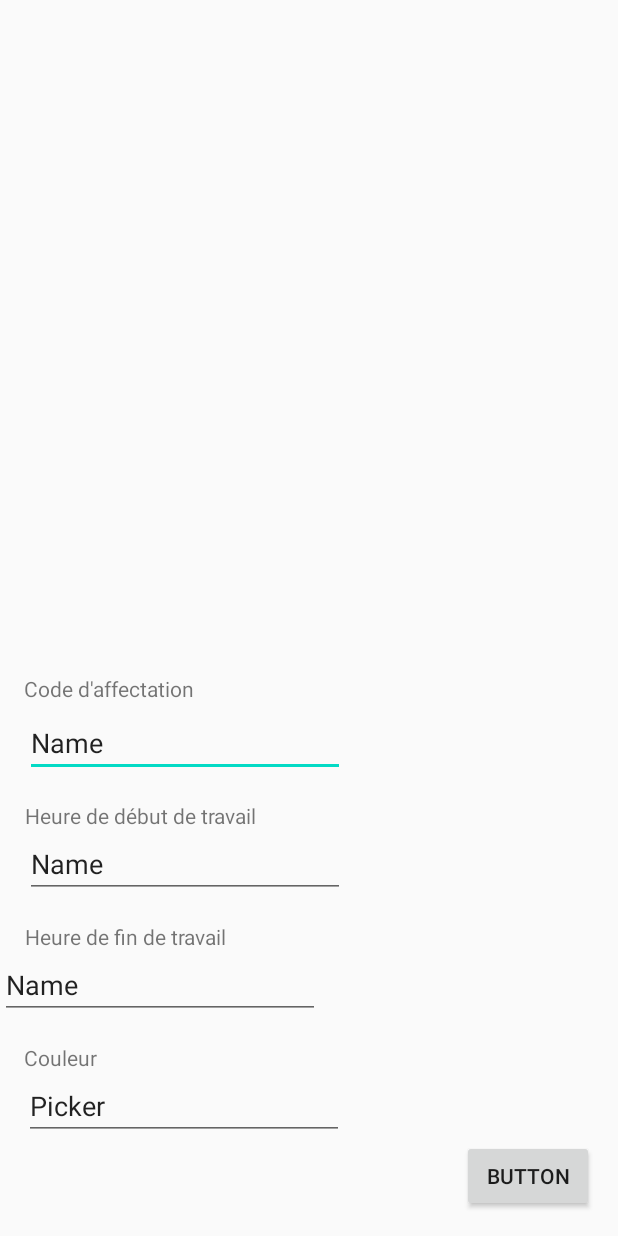
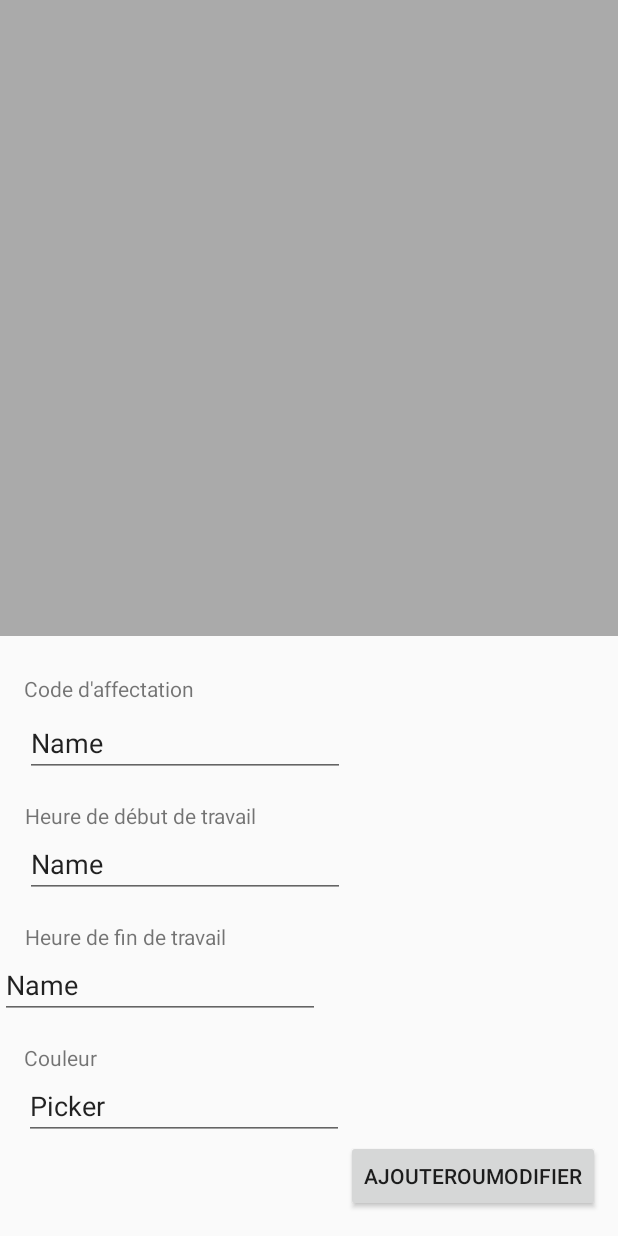
Before and after one commit to mrsolarius/bako, an Android app: the layout activity_code_settings.xml on its own in the app's theme, with its tools: preview values and no code run, on a phone screen of 412 x 824 dp. Run offline under Robolectric (Android 15) with nearby library versions, the phone set to English and light mode, and no system bars.

Commit message:
BAKO-47 update:settingsActivity

```diff
--- a/app/src/main/res/layout/activity_code_settings.xml
+++ b/app/src/main/res/layout/activity_code_settings.xml
@@ -5,6 +5,12 @@
     android:layout_width="match_parent"
     android:layout_height="match_parent"
     tools:context=".view.navigation.CodeSettings">
+
+    <androidx.recyclerview.widget.RecyclerView
+        android:layout_width="match_parent"
+        android:layout_height="match_parent"
+        android:layout_marginBottom="400dp"
+        android:background="@android:color/darker_gray" />
 
 
     <TextView
@@ -101,7 +107,7 @@
         android:layout_width="wrap_content"
         android:layout_height="wrap_content"
         android:layout_marginBottom="16dp"
-        android:text="Button"
+        android:text="AjouterOuModifier"
         app:layout_constraintBottom_toBottomOf="parent"
         app:layout_constraintEnd_toEndOf="parent"
         app:layout_constraintHorizontal_bias="0.95"
--- a/app/src/main/res/layout/activity_setting.xml
+++ b/app/src/main/res/layout/activity_setting.xml
@@ -5,7 +5,7 @@
     android:id="@+id/containerSettings"
     android:layout_width="match_parent"
     android:layout_height="match_parent"
-    tools:context=".view.navigation.fragment.SettingActivity">
+    tools:context=".view.navigation.fragment.SettingsActivity">
     <FrameLayout
         android:id="@+id/settingsBako"
         android:layout_width="match_parent"
```
Also changed, not shown: app/src/main/java/app/bako/view/navigation/CodeSettings.kt (+66 -0 lines).
